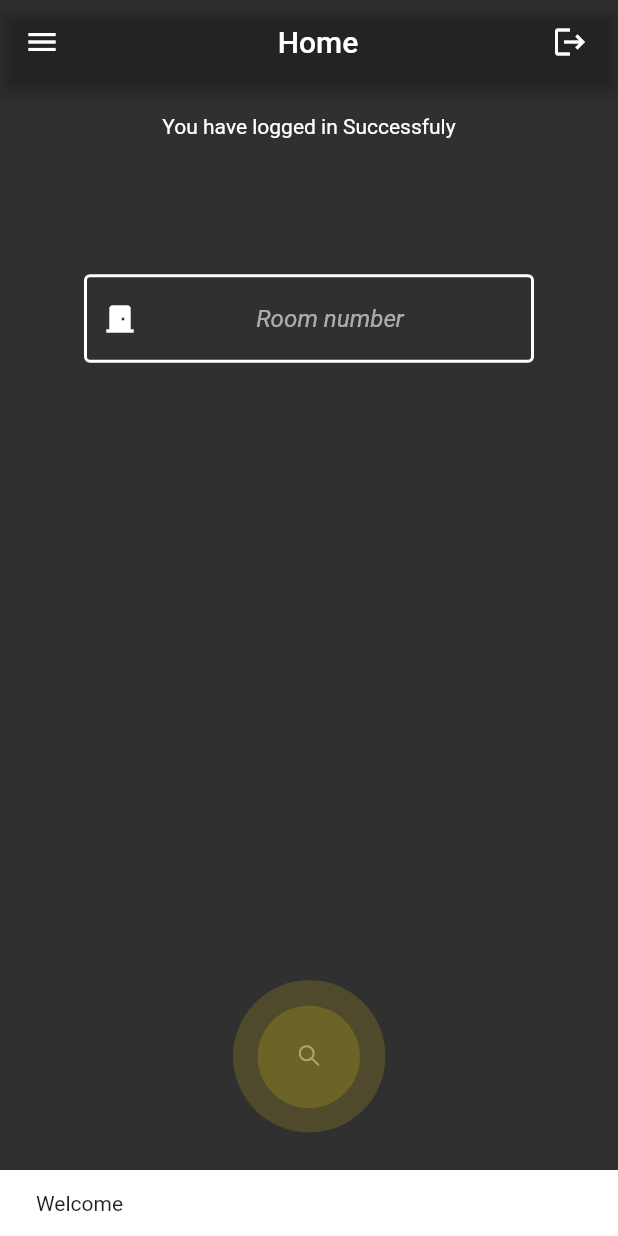
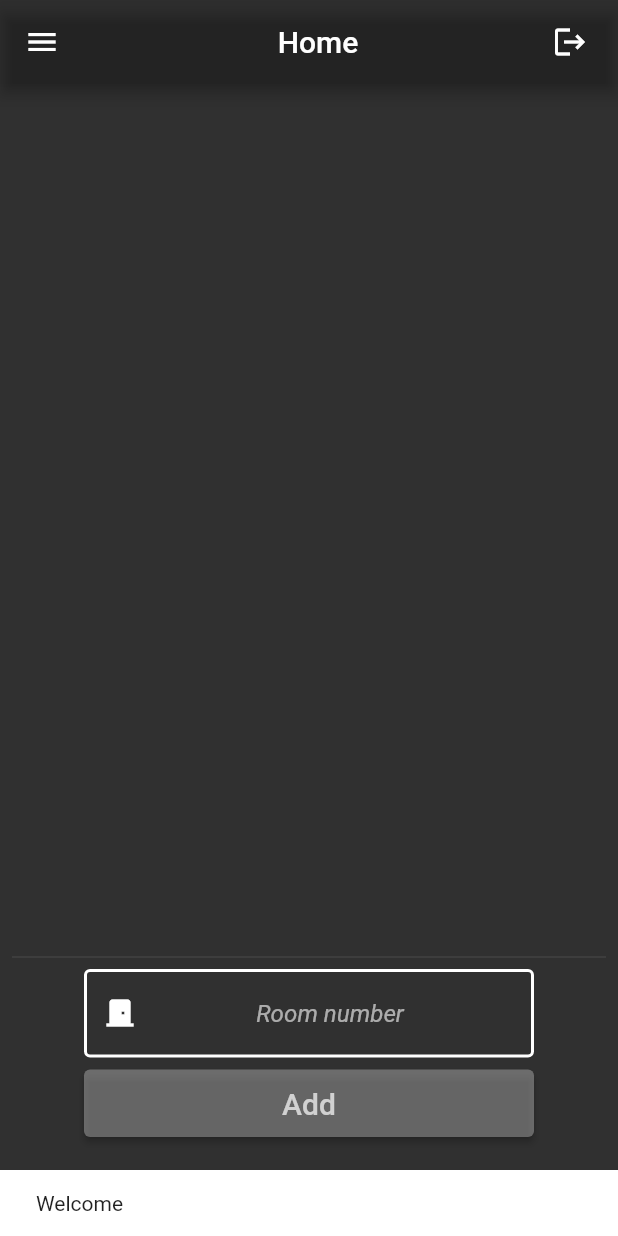
Before and after one commit to kayeungadrian-tam/The-Janken-Game, a Flutter app: the screen it shows once a user with an empty profile is signed in, on a phone screen of 412 x 824 dp. Run offline on Flutter 3.47's test engine with Material 2 defaults, Android fonts, the phone set to English and light mode, and no system bars; our stand-ins replace cloud_firestore, firebase_auth, firebase_core, flip_card, lottie; missing offline and left inert: flutterfire_ui; accounts and stored records are empty; generated files the repository leaves out were written again.

Commit message:
✨ add: new components

```diff
--- /dev/null
+++ b/app/lib/components/Button.dart
@@ -0,0 +1,34 @@
+import 'package:flutter/material.dart';
+
+class MypButton extends StatelessWidget {
+  final String title;
+  final dynamic ontapp;
+
+  MypButton({required this.title, required this.ontapp});
+
+  @override
+  Widget build(BuildContext context) {
+    return Padding(
+      padding: const EdgeInsets.all(8.0),
+      child: Container(
+        width: 300,
+        child: SizedBox(
+          height: 45,
+          child: ElevatedButton(
+            onPressed: ontapp,
+            child: Padding(
+              padding: const EdgeInsets.all(8.0),
+              child: Text(
+                title,
+                style: TextStyle(fontSize: 20, color: Colors.white70),
+              ),
+            ),
+            style: ButtonStyle(
+              backgroundColor: MaterialStateProperty.all(Colors.white30),
+            ),
+          ),
+        ),
+      ),
+    );
+  }
+}
--- /dev/null
+++ b/app/lib/components/RoomList.dart
@@ -0,0 +1,85 @@
+import 'package:flutter/material.dart';
+import 'package:cloud_firestore/cloud_firestore.dart';
+
+class RoomList extends StatefulWidget {
+  const RoomList({Key? key, this.stream, required this.userName})
+      : super(key: key);
+
+  final Stream<QuerySnapshot>? stream;
+  final String userName;
+  @override
+  State<RoomList> createState() => _RoomListState();
+}
+
+class _RoomListState extends State<RoomList> {
+  @override
+  void initState() {
+    super.initState();
+  }
+
+  Future<void> _delete(roomNumber) async {
+    await FirebaseFirestore.instance
+        .collection("Rooms")
+        .doc("${roomNumber}")
+        .delete();
+  }
+
+  @override
+  Widget build(BuildContext context) {
+    return StreamBuilder<QuerySnapshot>(
+        stream: widget.stream,
+        builder: (BuildContext context, AsyncSnapshot<QuerySnapshot> snapshot) {
+          if (snapshot.hasError) {
+            return Text('Something went wrong');
+          }
+
+          if (snapshot.connectionState == ConnectionState.waiting) {
+            return Text("Loading");
+          }
+
+          return Expanded(
+            child: ListView(
+                children: snapshot.data!.docs.map((DocumentSnapshot doc) {
+              Map<String, dynamic> data = doc.data()! as Map<String, dynamic>;
+              return Column(children: [
+                Card(
+                    child: ListTile(
+                  title: Center(child: Text("Round ${doc.id}")),
+                  subtitle: Text("by: ${data["host"]}"),
+                )),
+                if (data["host"] == widget.userName)
+                  Row(
+                    mainAxisAlignment: MainAxisAlignment.center,
+                    children: [
+                      ElevatedButton(
+                        onPressed: () => _delete("${doc.id}"),
+                        child: const Text("Delete"),
+                        style: ButtonStyle(
+                          backgroundColor: MaterialStateProperty.all(
+                              Colors.red[400]), // set the background color
+                        ),
+                      ),
+                      const SizedBox(
+                        width: 20,
+                      ),
+                      ElevatedButton(
+                        onPressed: null,
+                        child: const Text(
+                          "Join",
+                          style: TextStyle(color: Colors.white),
+                        ),
+                        style: ButtonStyle(
+                          backgroundColor: MaterialStateProperty.all(
+                              Colors.green[600]), // set the background color
+                        ),
+                      ),
+                    ],
+                  )
+                else
+                  Text("ELSE"),
+              ]);
+            }).toList()),
+          );
+        });
+  }
+}
--- a/app/lib/main.dart
+++ b/app/lib/main.dart
@@ -23,12 +23,12 @@ class MyApp extends StatelessWidget {
     return MaterialApp(
       theme: ThemeData(
         brightness: Brightness.dark,
-        primaryColor: Colors.amberAccent,
+        // primaryColor: Colors.amberAccent,
         // hintColor: Colors.amberAccent,
         // indicatorColor: Colors.amberAccent,
         // shadowColor: Colors.amberAccent,
         // highlightColor: Colors.amberAccent,
-        splashColor: Colors.transparent,
+        splashColor: Colors.amberAccent,
       ),
       home: AuthGate(),
     );
--- a/app/lib/pages/HomePage.dart
+++ b/app/lib/pages/HomePage.dart
@@ -1,3 +1,5 @@
+import 'package:app/components/Button.dart';
+import 'package:app/components/RoomList.dart';
 import 'package:app/pages/GamePage.dart';
 import 'package:flutter/material.dart';
 import 'package:firebase_auth/firebase_auth.dart';
@@ -5,6 +7,7 @@ import 'package:cloud_firestore/cloud_firestore.dart';
 import 'package:lottie/lottie.dart';
 
 import "package:app/constants/lotties.dart";
+import 'package:app/components/Drawer.dart';
 
 const inputStyle = InputDecoration(
   contentPadding: EdgeInsets.symmetric(vertical: 20.0, horizontal: 20.0),
@@ -40,39 +43,6 @@ class _HomeScreenState extends State<HomeScreen> {
         MaterialPageRoute(builder: (context) => GamePage(title: roomNumber)));
   }
 
-  Widget Tite(String room, String host) {
-    return Container(
-      decoration: BoxDecoration(
-        border: Border.all(color: Colors.red),
-        borderRadius: BorderRadius.circular(10),
-      ),
-      child: ListTile(
-        title: Text('Room ${room}'),
-        subtitle: Text('by ${host}'),
-        onTap: _enter,
-      ),
-    );
-  }
-
-  Widget Rooms() {
-    return StreamBuilder<QuerySnapshot>(
-      stream: _roomsStream,
-      builder: (BuildContext context, AsyncSnapshot<QuerySnapshot> snapshot) {
-        if (!snapshot.hasData) return Text('Loading...');
-        return Container(
-          height: 200,
-          child: ListView(
-            children: snapshot.data!.docs.map((DocumentSnapshot document) {
-              return roomNumber == document.id
-                  ? Tite('${document.id}', '${document["host"]}')
-                  : Text(roomNumber);
-            }).toList(),
-          ),
-        );
-      },
-    );
-  }
-
   @override
   void initState() {
     super.initState();
@@ -98,15 +68,28 @@ class _HomeScreenState extends State<HomeScreen> {
     });
   }
 
+  void _addRoom() async {
+    if (roomNumber != "")
+      await FirebaseFirestore.instance
+          .collection("Rooms")
+          .doc("${roomNumber}")
+          .set({
+        "host": "${_firebaseAuth.currentUser?.displayName}",
+        "createAt": DateTime.now().toUtc()
+      });
+    else
+      print("ELSE");
+  }
+
   @override
   Widget build(BuildContext context) {
     return Scaffold(
       appBar: AppBar(
-        leading: GestureDetector(
-            onTap: () {/* Write listener code here */},
-            child: Icon(
-              Icons.menu, // add custom icons also
-            )),
+        // leading: GestureDetector(
+        //     onTap: () {/* Write listener code here */},
+        //     child: Icon(
+        //       Icons.menu, // add custom icons also
+        //     )),
         actions: <Widget>[
           Padding(
               padding: EdgeInsets.only(right: 20.0),
@@ -119,14 +102,20 @@ class _HomeScreenState extends State<HomeScreen> {
         backgroundColor: Colors.transparent,
       ),
       // backgroundColor: Colors.grey[200],
-      body: Center(
+      drawer: Drawer(child: MyDrawer(stream: _roomsStream)),
+
+      body: Padding(
+        padding: const EdgeInsets.all(8.0),
+        child: Center(
           child: Column(
-          mainAxisAlignment: MainAxisAlignment.spaceEvenly,
+            mainAxisAlignment: MainAxisAlignment.center,
             children: [
-            Text('You have logged in Successfuly'),
-            SizedBox(height: 50),
+              RoomList(
+                  stream: _roomsStream,
+                  userName: "${_firebaseAuth.currentUser?.displayName}"),
+              Divider(),
               Container(
-              height: 60,
+                // height: 60,
                 width: 300,
                 child: TextFormField(
                     style: const TextStyle(color: Colors.white),
@@ -151,25 +140,12 @@ class _HomeScreenState extends State<HomeScreen> {
                       ),
                     )),
               ),
+              MypButton(ontapp: _addRoom, title: "Add"),
               const SizedBox(
-              height: 100,
-            ),
-            Rooms(),
-            ClipOval(
-              child: Material(
-                child: InkWell(
-                    onTap: _pressed,
-                    child: isLoading
-                        ? Lottie.network(
-                            "https://assets3.lottiefiles.com/packages/lf20_xgxirjr9.json",
-                            height: 200,
-                            frameRate: FrameRate(60),
-                            width: 200)
-                        : Lottie.asset(search,
-                            height: 200, frameRate: FrameRate(60), width: 200)),
-              ),
+                height: 50,
               )
             ],
+          ),
         ),
       ),
     );
```
Lines whose indentation alone changed are shown as unchanged.
